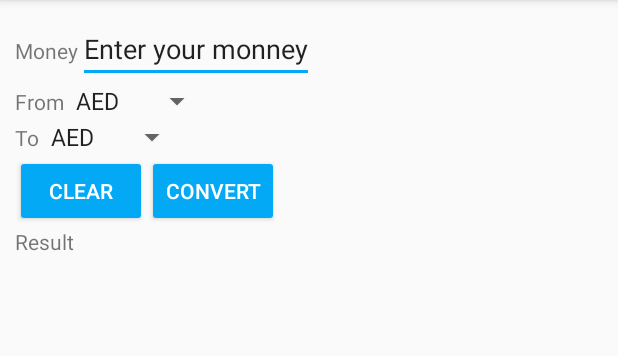
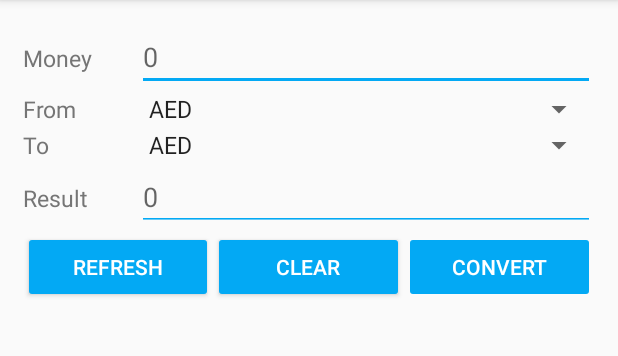
Before and after one commit to baoloc008/mobile_application_development, an Android app: the screen it shows after launch (MainActivity), after a tap on "CLEAR", on a phone screen of 412 x 824 dp, the part 84-440 px from its top. Run offline under Robolectric (Android 15) with nearby library versions, the phone set to English and light mode, and no system bars; 1 statement that could not run was skipped.

Commit message:
[Ex2] currency converter app

```diff
--- a/Ex2/app/src/main/java/bk/loc/currencyconverter/MainActivity.java
+++ b/Ex2/app/src/main/java/bk/loc/currencyconverter/MainActivity.java
@@ -1,15 +1,21 @@
 package bk.loc.currencyconverter;
 
+import android.app.Activity;
 import android.app.ProgressDialog;
+import android.content.Context;
 import android.os.Bundle;
+import android.support.annotation.NonNull;
 import android.support.v7.app.AppCompatActivity;
+import android.text.Editable;
+import android.text.TextWatcher;
 import android.util.Log;
 import android.view.View;
+import android.view.inputmethod.InputMethodManager;
 import android.widget.ArrayAdapter;
 import android.widget.Button;
 import android.widget.EditText;
 import android.widget.Spinner;
-import android.widget.TextView;
+import android.widget.Toast;
 
 import java.lang.reflect.InvocationTargetException;
 
@@ -22,19 +28,21 @@ import retrofit2.Callback;
 import retrofit2.Response;
 
 public class MainActivity extends AppCompatActivity {
-    private EditText edtYourMoney;
+    private EditText edtYourMoney, edtResult;
     private Spinner spinnerTo, spinnerFrom;
-    private Button btnClear, btnConvert;
-    private TextView tvResult;
+    private Button btnClear, btnConvert, btnRefresh;
     private DataClient dataClient;
     private String currency[] = {"AED","AFN","ALL","AMD","ANG","AOA","ARS","AUD","AWG","AZN","BAM","BBD","BDT","BGN","BHD","BIF","BMD","BND","BOB","BRL","BSD","BTC","BTN","BWP","BYN","BZD","CAD","CDF","CHF","CLF","CLP","CNH","CNY","COP","CRC","CUC","CUP","CVE","CZK","DJF","DKK","DOP","DZD","EGP","ERN","ETB","EUR","FJD","FKP","GBP","GEL","GGP","GHS","GIP","GMD","GNF","GTQ","GYD","HKD","HNL","HRK","HTG","HUF","IDR","ILS","IMP","INR","IQD","IRR","ISK","JEP","JMD","JOD","JPY","KES","KGS","KHR","KMF","KPW","KRW","KWD","KYD","KZT","LAK","LBP","LKR","LRD","LSL","LYD","MAD","MDL","MGA","MKD","MMK","MNT","MOP","MRO","MRU","MUR","MVR","MWK","MXN","MYR","MZN","NAD","NGN","NIO","NOK","NPR","NZD","OMR","PAB","PEN","PGK","PHP","PKR","PLN","PYG","QAR","RON","RSD","RUB","RWF","SAR","SBD","SCR","SDG","SEK","SGD","SHP","SLL","SOS","SRD","SSP","STD","STN","SVC","SYP","SZL","THB","TJS","TMT","TND","TOP","TRY","TTD","TWD","TZS","UAH","UGX","USD","UYU","UZS","VEF","VND","VUV","WST","XAF","XAG","XAU","XCD","XDR","XOF","XPD","XPF","XPT","YER","ZAR","ZMW","ZWL"};
     private ProgressDialog mDialog;
+    private Rates rates;
     @Override
     protected void onCreate(Bundle savedInstanceState) {
         super.onCreate(savedInstanceState);
         setContentView(R.layout.activity_main);
         Log.d("loglog", "start");
         mapComponent();
+        edtResult.setKeyListener(null);
+        btnConvert.setEnabled(false);
         mDialog = new ProgressDialog(this, R.style.MyAlertDialogStyle);
         mDialog.setMessage("Fetching data...");
         mDialog.setCancelable(false);
@@ -50,45 +58,71 @@ public class MainActivity extends AppCompatActivity {
         btnClear.setOnClickListener(new View.OnClickListener() {
             @Override
             public void onClick(View view) {
+                hideSoftKeyboard(MainActivity.this, view);
+                edtYourMoney.setText("");
+                spinnerFrom.setSelection(0);
+                spinnerTo.setSelection(0);
+                edtResult.setText("");
+            }
+        });
+        btnRefresh.setOnClickListener(new View.OnClickListener() {
+            @Override
+            public void onClick(View view) {
                 mDialog.show();
+                getCurrency();
             }
         });
         btnConvert.setOnClickListener(new View.OnClickListener() {
             @Override
             public void onClick(View view) {
-                mDialog.dismiss();
+                hideSoftKeyboard(MainActivity.this, view);
+                Double money = Double.valueOf(edtYourMoney.getText().toString());
+                String from = spinnerFrom.getSelectedItem().toString();
+                String to = spinnerTo.getSelectedItem().toString();
+                Double rateFrom, rateTo;
+                try {
+                    rateFrom = (Double) rates.getClass().getMethod("get" + from).invoke(rates);
+                    rateTo = (Double)rates.getClass().getMethod("get" + to).invoke(rates);
+                    edtResult.setText(String.valueOf(money / rateFrom * rateTo));
+                } catch (IllegalAccessException e) {
+                    e.printStackTrace();
+                } catch (InvocationTargetException e) {
+                    e.printStackTrace();
+                } catch (NoSuchMethodException e) {
+                    e.printStackTrace();
+                }
+            }
+        });
+        edtYourMoney.addTextChangedListener(new TextWatcher() {
+            @Override
+            public void beforeTextChanged(CharSequence charSequence, int i, int i1, int i2) {
+
+            }
+
+            @Override
+            public void onTextChanged(CharSequence charSequence, int i, int i1, int i2) {
+                if (charSequence.length() == 0) btnConvert.setEnabled(false);
+                else if (charSequence.length() > 0) btnConvert.setEnabled(true);
+            }
+
+            @Override
+            public void afterTextChanged(Editable editable) {
+
             }
         });
     }
     private void getCurrency() {
         dataClient.getCurrency().enqueue(new Callback<Currency>() {
             @Override
-            public void onResponse(Call<Currency> call, Response<Currency> response) {
+            public void onResponse(@NonNull Call<Currency> call, @NonNull Response<Currency> response) {
                 if (response.isSuccessful()) {
                     mDialog.dismiss();
-                    Rates rates = response.body().getRates();
-                    Double m = null;
-                    try {
-                        m = (Double) rates.getClass().getMethod("get" + "VND").invoke(rates);
-                    } catch (NoSuchMethodException e) {
-                        e.printStackTrace();
-                    } catch (IllegalAccessException e) {
-                        e.printStackTrace();
-                    } catch (InvocationTargetException e) {
-                        e.printStackTrace();
-                    }
-                    Log.d("loglog", m.toString());
-
-
-
-                }else {
-                    Log.d("loglog", "loi 1");
+                    rates = response.body().getRates();
                 }
             }
-
             @Override
-            public void onFailure(Call<Currency> call, Throwable t) {
-                Log.d("loglog", "loi 2");
+            public void onFailure(@NonNull Call<Currency> call, @NonNull Throwable t) {
+                Toast.makeText(MainActivity.this, "There is an error occurred", Toast.LENGTH_SHORT).show();
             }
         });
     }
@@ -98,17 +132,12 @@ public class MainActivity extends AppCompatActivity {
         spinnerFrom = findViewById(R.id.spinnerFrom);
         btnClear = findViewById(R.id.btnClear);
         btnConvert = findViewById(R.id.btnConvert);
-        tvResult = findViewById(R.id.tvResult);
+        edtResult = findViewById(R.id.edtResult);
+        btnRefresh = findViewById(R.id.btnRefresh);
     }
-//    private class MyProcessEvent implements AdapterView.OnItemSelectedListener {
-//        //Khi có chọn lựa thì vào hàm này
-//        public void onItemSelected(AdapterView<?> arg0, View arg1, int arg2, long arg3) {
-//            //arg2 là phần tử được chọn trong data source
-//            selection.setText(arr[arg2]);
-//        }
-//        //Nếu không chọn gì cả
-//        public void onNothingSelected(AdapterView<?> arg0) {
-//            selection.setText("");
-//        }
-//    }
+    private void hideSoftKeyboard (Activity activity, View view) {
+        InputMethodManager imm = (InputMethodManager)activity.getSystemService(Context.INPUT_METHOD_SERVICE);
+        assert imm != null;
+        imm.hideSoftInputFromWindow(view.getApplicationWindowToken(), 0);
+    }
 }
--- a/Ex2/app/src/main/res/layout/activity_main.xml
+++ b/Ex2/app/src/main/res/layout/activity_main.xml
@@ -6,52 +6,99 @@
     android:layout_height="match_parent"
     tools:context="bk.loc.currencyconverter.MainActivity"
     android:orientation="vertical"
-    android:padding="10dp">
+    android:padding="15dp">
     <LinearLayout
         android:layout_width="match_parent"
-        android:layout_height="wrap_content">
+        android:layout_height="wrap_content"
+        android:weightSum="10">
         <TextView
-            android:layout_width="wrap_content"
+            android:layout_width="0dp"
+            android:layout_weight="2"
             android:layout_height="wrap_content"
+            android:textColor="@color/secondaryText"
+            android:textSize="15sp"
             android:text="Money"/>
         <EditText
             android:id="@+id/edtYourMoney"
-            android:layout_width="wrap_content"
+            android:layout_width="0dp"
+            android:layout_weight="8"
             android:layout_height="wrap_content"
-            android:text="Enter your monney"/>
+            android:textColor="@color/primaryText"
+            android:inputType="numberDecimal"
+            android:hint="0"/>
     </LinearLayout>
     <LinearLayout
         android:layout_width="match_parent"
-        android:layout_height="wrap_content">
+        android:layout_height="wrap_content"
+        android:weightSum="10">
         <TextView
-            android:layout_width="wrap_content"
+            android:layout_width="0dp"
+            android:layout_weight="2"
             android:layout_height="wrap_content"
+            android:textColor="@color/secondaryText"
+            android:textSize="15sp"
             android:text="From"/>
         <Spinner
             android:id="@+id/spinnerFrom"
-            android:layout_width="wrap_content"
+            android:layout_width="0dp"
+            android:layout_weight="8"
             android:layout_height="wrap_content">
         </Spinner>
     </LinearLayout>
     <LinearLayout
         android:layout_width="match_parent"
-        android:layout_height="wrap_content">
+        android:layout_height="wrap_content"
+        android:weightSum="10">
         <TextView
-            android:layout_width="wrap_content"
+            android:layout_width="0dp"
+            android:layout_weight="2"
             android:layout_height="wrap_content"
+            android:textColor="@color/secondaryText"
+            android:textSize="15sp"
             android:text="To"/>
         <Spinner
             android:id="@+id/spinnerTo"
-            android:layout_width="wrap_content"
+            android:layout_width="0dp"
+            android:layout_weight="8"
             android:layout_height="wrap_content">
         </Spinner>
     </LinearLayout>
     <LinearLayout
         android:layout_width="match_parent"
-        android:layout_height="wrap_content">
+        android:layout_height="wrap_content"
+        android:weightSum="10">
+        <TextView
+            android:layout_width="0dp"
+            android:layout_weight="2"
+            android:layout_height="wrap_content"
+            android:textColor="@color/secondaryText"
+            android:textSize="15sp"
+            android:text="Result"/>
+        <EditText
+            android:id="@+id/edtResult"
+            android:backgroundTint="@color/colorPrimary"
+            android:layout_width="0dp"
+            android:layout_weight="8"
+            android:layout_height="wrap_content"
+            android:textColor="@color/primaryText"
+            android:hint="0"/>
+    </LinearLayout>
+    <LinearLayout
+        android:layout_width="match_parent"
+        android:layout_height="wrap_content"
+        android:weightSum="9">
+        <Button
+            android:id="@+id/btnRefresh"
+            android:layout_width="0dp"
+            android:layout_weight="3"
+            android:layout_height="wrap_content"
+            android:text="Refresh"
+            android:backgroundTint="@color/colorPrimary"
+            android:textColor="#FFFFFF"/>
         <Button
             android:id="@+id/btnClear"
-            android:layout_width="wrap_content"
+            android:layout_width="0dp"
+            android:layout_weight="3"
             android:layout_height="wrap_content"
             android:text="Clear"
             android:backgroundTint="@color/colorPrimary"
@@ -59,17 +106,13 @@
             />
         <Button
             android:id="@+id/btnConvert"
-            android:layout_width="wrap_content"
+            android:layout_width="0dp"
+            android:layout_weight="3"
             android:layout_height="wrap_content"
             android:text="Convert"
             android:backgroundTint="@color/colorPrimary"
             android:textColor="#FFFFFF"/>
     </LinearLayout>
-    <TextView
-        android:id="@+id/tvResult"
-        android:layout_width="wrap_content"
-        android:layout_height="wrap_content"
-        android:text="Result"/>
     <ProgressBar
         android:id="@+id/progress_horizontal"
         android:indeterminateOnly="false"
--- a/Ex2/app/src/main/res/values/colors.xml
+++ b/Ex2/app/src/main/res/values/colors.xml
@@ -3,4 +3,6 @@
     <color name="colorPrimary">#FF03A9F4</color>
     <color name="colorPrimaryDark">#FF0288D1</color>
     <color name="colorAccent">#FF03A9F4</color>
+    <color name="primaryText">#212121</color>
+    <color name="secondaryText">#757575</color>
 </resources>
```
